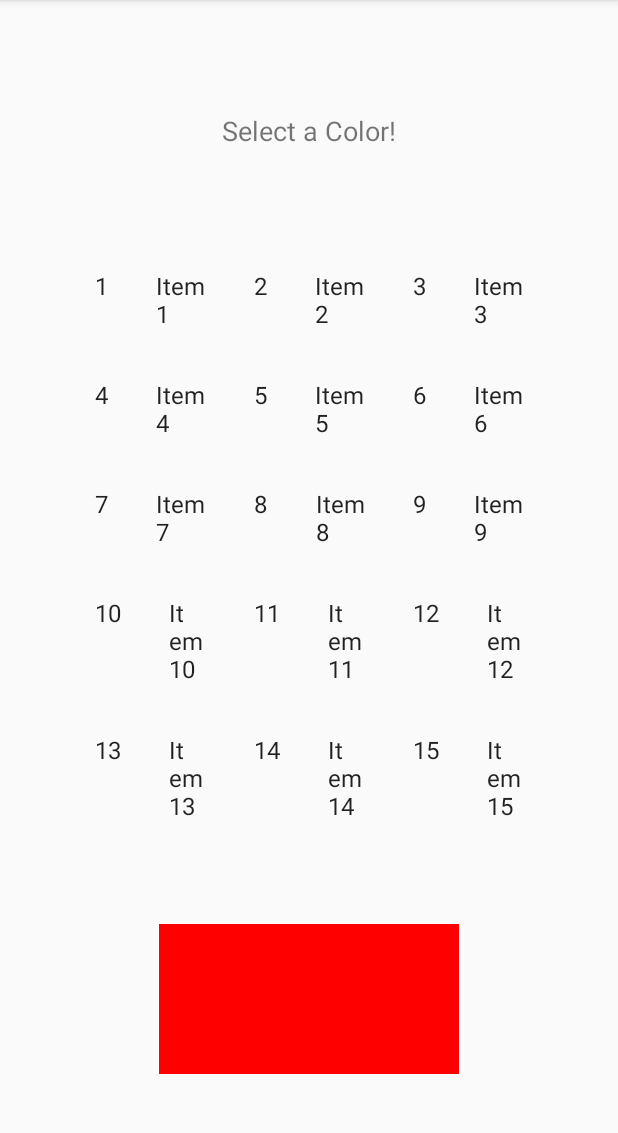
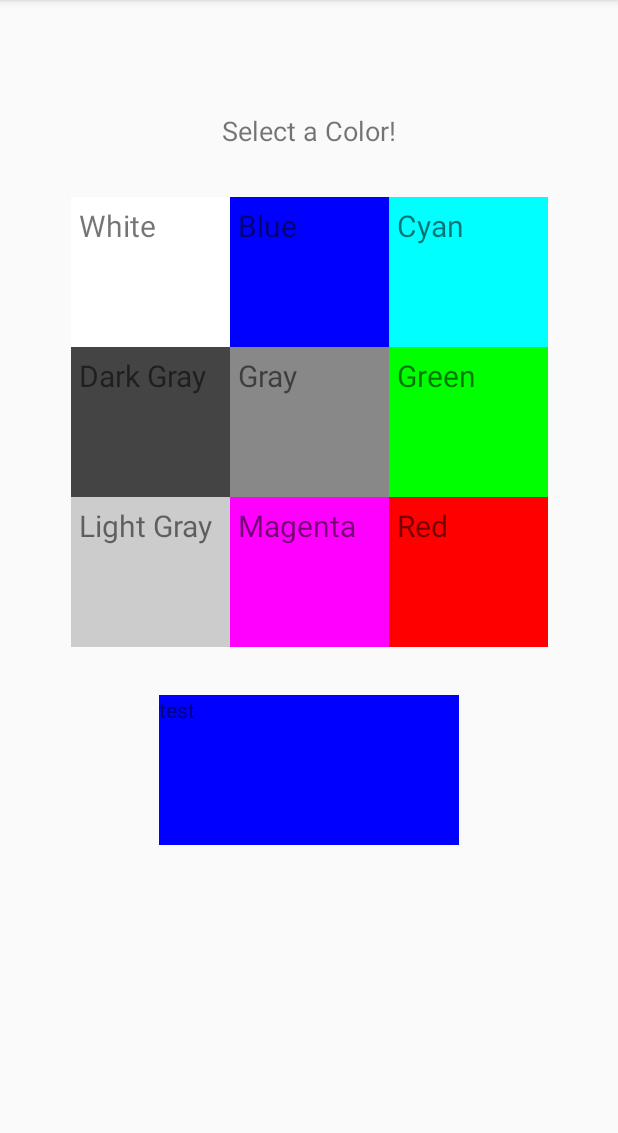
Before and after one commit to KarlSchaller/ColorChangingApp, an Android app: the screen it shows after launch (MainActivity), on a phone screen of 412 x 824 dp, the part 84-1217 px from its top. Run offline under Robolectric (Android 15) with nearby library versions, the phone set to English and light mode, and no system bars.

Commit message:
implement fragments

```diff
--- a/app/build.gradle
+++ b/app/build.gradle
@@ -28,6 +28,7 @@ dependencies {
     implementation 'androidx.constraintlayout:constraintlayout:2.0.2'
     implementation 'androidx.legacy:legacy-support-v4:1.0.0'
     implementation 'androidx.recyclerview:recyclerview:1.1.0'
+    implementation 'androidx.gridlayout:gridlayout:1.0.0'
     testImplementation 'junit:junit:4.12'
     androidTestImplementation 'androidx.test.ext:junit:1.1.2'
     androidTestImplementation 'androidx.test.espresso:espresso-core:3.3.0'
--- a/app/src/main/java/edu/temple/colorchangingapp/CanvasFragment.java
+++ b/app/src/main/java/edu/temple/colorchangingapp/CanvasFragment.java
@@ -8,6 +8,9 @@ import androidx.fragment.app.Fragment;
 import android.view.LayoutInflater;
 import android.view.View;
 import android.view.ViewGroup;
+import android.widget.TextView;
+
+import org.w3c.dom.Text;
 
 /**
  * A simple {@link Fragment} subclass.
@@ -53,12 +56,23 @@ public class CanvasFragment extends Fragment {
         // Inflate the layout for this fragment
         l = inflater.inflate(R.layout.fragment_canvas, container, false);
 
-        changeColor(mDefaultColor);
+        changeColor(Color.BLUE);
+        changeText("test");
 
         return l;
     }
 
     public void changeColor(int color) {
-        l.setBackgroundColor(color);
+        if (l instanceof TextView) {
+            TextView textView = (TextView) l;
+            textView.setBackgroundColor(color);
+        }
+    }
+
+    public void changeText(String text) {
+        if (l instanceof TextView) {
+            TextView textView = (TextView) l;
+            textView.setText(text);
+        }
     }
 }
--- a/app/src/main/java/edu/temple/colorchangingapp/MyColorRecyclerViewAdapter.java
+++ /dev/null
@@ -1,66 +0,0 @@
-package edu.temple.colorchangingapp;
-
-import androidx.annotation.NonNull;
-import androidx.recyclerview.widget.RecyclerView;
-
-import android.view.LayoutInflater;
-import android.view.View;
-import android.view.ViewGroup;
-import android.widget.TextView;
-
-import edu.temple.colorchangingapp.dummy.DummyContent.DummyItem;
-
-import java.util.List;
-
-/**
- * {@link RecyclerView.Adapter} that can display a {@link DummyItem}.
- * TODO: Replace the implementation with code for your data type.
- */
-public class MyColorRecyclerViewAdapter extends RecyclerView.Adapter<MyColorRecyclerViewAdapter.ViewHolder> {
-
-    private final List<DummyItem> mValues;
-
-    public MyColorRecyclerViewAdapter(List<DummyItem> items) {
-        mValues = items;
-    }
-
-    @NonNull
-    @Override
-    public ViewHolder onCreateViewHolder(ViewGroup parent, int viewType) {
-        View view = LayoutInflater.from(parent.getContext())
-                .inflate(R.layout.fragment_palette_content, parent, false);
-        return new ViewHolder(view);
-    }
-
-    @Override
-    public void onBindViewHolder(final ViewHolder holder, int position) {
-        holder.mItem = mValues.get(position);
-        holder.mIdView.setText(mValues.get(position).id);
-        holder.mContentView.setText(mValues.get(position).content);
-    }
-
-    @Override
-    public int getItemCount() {
-        return mValues.size();
-    }
-
-    public class ViewHolder extends RecyclerView.ViewHolder {
-        public final View mView;
-        public final TextView mIdView;
-        public final TextView mContentView;
-        public DummyItem mItem;
-
-        public ViewHolder(View view) {
-            super(view);
-            mView = view;
-            mIdView = (TextView) view.findViewById(R.id.item_number);
-            mContentView = (TextView) view.findViewById(R.id.content);
-        }
-
-        @NonNull
-        @Override
-        public String toString() {
-            return super.toString() + " '" + mContentView.getText() + "'";
-        }
-    }
-}
--- a/app/src/main/java/edu/temple/colorchangingapp/PaletteFragment.java
+++ b/app/src/main/java/edu/temple/colorchangingapp/PaletteFragment.java
@@ -5,15 +5,12 @@ import android.os.Bundle;
 
 import androidx.annotation.NonNull;
 import androidx.fragment.app.Fragment;
-import androidx.recyclerview.widget.GridLayoutManager;
-import androidx.recyclerview.widget.LinearLayoutManager;
-import androidx.recyclerview.widget.RecyclerView;
 
 import android.view.LayoutInflater;
 import android.view.View;
 import android.view.ViewGroup;
-
-import edu.temple.colorchangingapp.dummy.DummyContent;
+import android.widget.AdapterView;
+import android.widget.GridView;
 
 /**
  * A fragment representing a list of Items.
@@ -69,25 +66,18 @@ public class PaletteFragment extends Fragment {
                              Bundle savedInstanceState) {
         View view = inflater.inflate(R.layout.fragment_palette_list, container, false);
 
-//        GridView grid = findViewById(R.id.grid);
-//        GridView gridView = new GridView();
-//        ColorAdapter adapter = new ColorAdapter(this);
-//        gridView.setAdapter(adapter);
 //        return inflater.inflate(R.layout.activity_main, container, false);
 
         // Set the adapter
-        if (view instanceof RecyclerView) {
+        if (view instanceof GridView) {
             Context context = view.getContext();
-            RecyclerView recyclerView = (RecyclerView) view;
-            if (mColumnCount <= 1) {
-                recyclerView.setLayoutManager(new LinearLayoutManager(context));
-            } else {
-                recyclerView.setLayoutManager(new GridLayoutManager(context, mColumnCount));
-            }
-            recyclerView.setAdapter(new MyColorRecyclerViewAdapter(DummyContent.ITEMS));
-            recyclerView.setOnClickListener(new View.OnClickListener() {
+            GridView gridView = (GridView) view;
+
+            gridView.setNumColumns(mColumnCount);
+            gridView.setAdapter(new ColorAdapter(context));
+            gridView.setOnItemClickListener(new AdapterView.OnItemClickListener() {
                 @Override
-                public void onClick(View v) {
+                public void onItemClick(AdapterView<?> parent, View view, int position, long id) {
                     parentActivity.click();
                 }
             });
--- a/app/src/main/java/edu/temple/colorchangingapp/dummy/DummyContent.java
+++ /dev/null
@@ -1,75 +0,0 @@
-package edu.temple.colorchangingapp.dummy;
-
-import androidx.annotation.NonNull;
-
-import java.util.ArrayList;
-import java.util.HashMap;
-import java.util.List;
-import java.util.Map;
-
-/**
- * Helper class for providing sample content for user interfaces created by
- * Android template wizards.
- * <p>
- * TODO: Replace all uses of this class before publishing your app.
- */
-public class DummyContent {
-
-    /**
-     * An array of sample (dummy) items.
-     */
-    public static final List<DummyItem> ITEMS = new ArrayList<>();
-
-    /**
-     * A map of sample (dummy) items, by ID.
-     */
-    public static final Map<String, DummyItem> ITEM_MAP = new HashMap<>();
-
-    private static final int COUNT = 25;
-
-    static {
-        // Add some sample items.
-        for (int i = 1; i <= COUNT; i++) {
-            addItem(createDummyItem(i));
-        }
-    }
-
-    private static void addItem(DummyItem item) {
-        ITEMS.add(item);
-        ITEM_MAP.put(item.id, item);
-    }
-
-    private static DummyItem createDummyItem(int position) {
-        return new DummyItem(String.valueOf(position), "Item " + position, makeDetails(position));
-    }
-
-    private static String makeDetails(int position) {
-        StringBuilder builder = new StringBuilder();
-        builder.append("Details about Item: ").append(position);
-        for (int i = 0; i < position; i++) {
-            builder.append("\nMore details information here.");
-        }
-        return builder.toString();
-    }
-
-    /**
-     * A dummy item representing a piece of content.
-     */
-    public static class DummyItem {
-        public final String id;
-        public final String content;
-        public final String details;
-
-        public DummyItem(String id, String content, String details) {
-            this.id = id;
-            this.content = content;
-            this.details = details;
-        }
-
-        @NonNull
-        @Override
-        public String toString() {
-            return content;
-        }
-    }
-}
--- a/app/src/main/res/layout/activity_main.xml
+++ b/app/src/main/res/layout/activity_main.xml
@@ -21,33 +21,21 @@
     <FrameLayout
         android:id="@+id/container_1"
         android:layout_width="350dp"
-        android:layout_height="400dp"
-        android:layout_marginTop="64dp"
+        android:layout_height="300dp"
+        android:layout_marginTop="32dp"
         app:layout_constraintEnd_toEndOf="parent"
         app:layout_constraintStart_toStartOf="parent"
-        app:layout_constraintTop_toBottomOf="@+id/textView"/>
+        app:layout_constraintTop_toBottomOf="@+id/textView" />
 
     <FrameLayout
         android:id="@+id/container_2"
         android:layout_width="200dp"
         android:layout_height="100dp"
-        app:layout_constraintBottom_toBottomOf="parent"
+        android:layout_marginTop="32dp"
         app:layout_constraintEnd_toEndOf="parent"
         app:layout_constraintStart_toStartOf="parent"
         app:layout_constraintTop_toBottomOf="@+id/container_1">
 
     </FrameLayout>
 
-    <GridView
-        android:id="@+id/grid"
-        android:layout_width="350dp"
-        android:layout_height="400dp"
-        android:layout_marginTop="64dp"
-        android:numColumns="3"
-        app:layout_constraintEnd_toEndOf="parent"
-        app:layout_constraintStart_toStartOf="parent"
-        app:layout_constraintTop_toBottomOf="@+id/textView">
-
-    </GridView>
-
 </androidx.constraintlayout.widget.ConstraintLayout>
--- a/app/src/main/res/layout/fragment_canvas.xml
+++ b/app/src/main/res/layout/fragment_canvas.xml
@@ -1,14 +1,7 @@
 <?xml version="1.0" encoding="utf-8"?>
-<FrameLayout xmlns:android="http://schemas.android.com/apk/res/android"
+<TextView xmlns:android="http://schemas.android.com/apk/res/android"
     xmlns:tools="http://schemas.android.com/tools"
+    android:id="@+id/colorDisplay"
     android:layout_width="match_parent"
     android:layout_height="match_parent"
-    tools:context=".CanvasFragment">
-
-    <!-- TODO: Update blank fragment layout -->
-    <TextView
-        android:id="@+id/colorDisplay"
-        android:layout_width="match_parent"
-        android:layout_height="match_parent" />
-
-</FrameLayout>
+    tools:context=".CanvasFragment" />
--- a/app/src/main/res/layout/fragment_palette_list.xml
+++ b/app/src/main/res/layout/fragment_palette_list.xml
@@ -1,5 +1,5 @@
 <?xml version="1.0" encoding="utf-8"?>
-<androidx.recyclerview.widget.RecyclerView xmlns:android="http://schemas.android.com/apk/res/android"
+<GridView xmlns:android="http://schemas.android.com/apk/res/android"
     xmlns:app="http://schemas.android.com/apk/res-auto"
     xmlns:tools="http://schemas.android.com/tools"
     android:id="@+id/list"
@@ -10,4 +10,5 @@
     android:layout_marginRight="16dp"
     app:layoutManager="LinearLayoutManager"
     tools:context=".PaletteFragment"
-    tools:listitem="@layout/fragment_palette_content" />
+    tools:listitem="@layout/fragment_palette_content" >
+</GridView>
```
